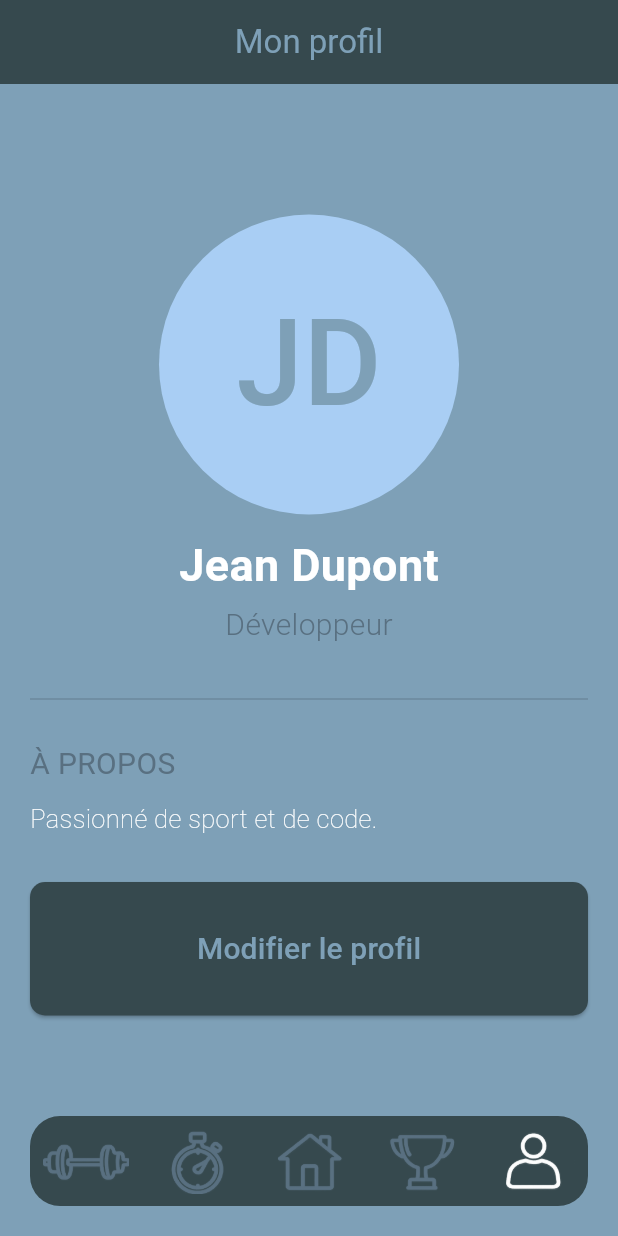
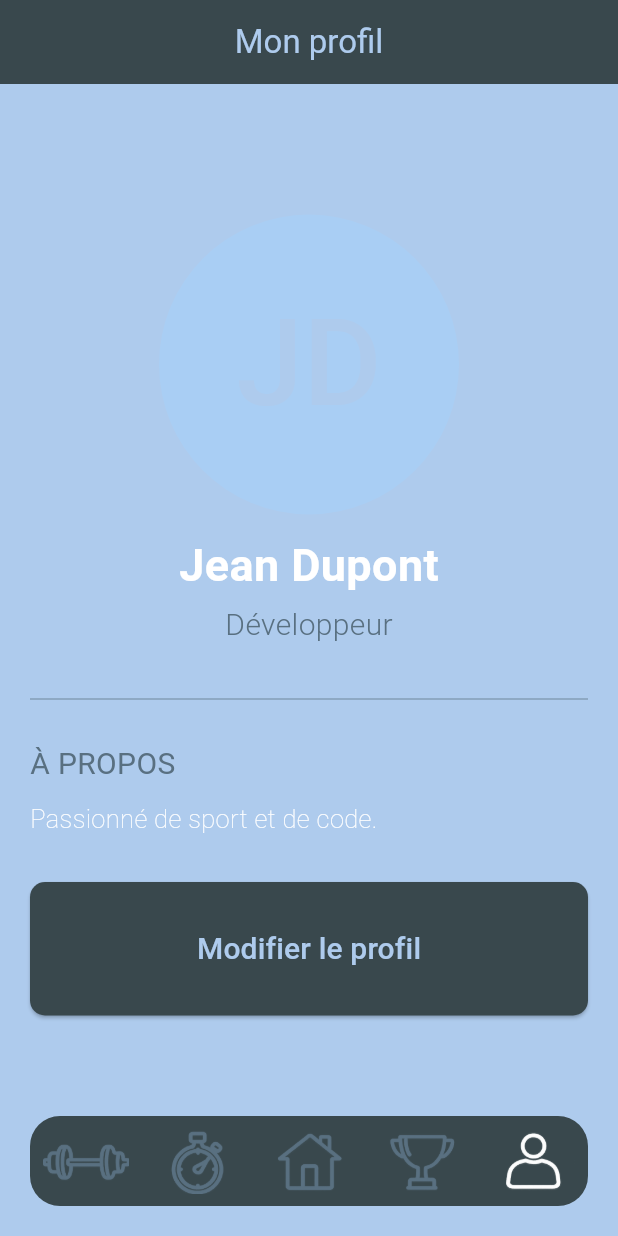
Before and after one commit to Riverboy33/gym_app, a Flutter app: the screen it shows after launch, on a phone screen of 412 x 824 dp. Run offline on Flutter 3.47's test engine with Material 3 defaults, Android fonts, the phone set to English and light mode, and no system bars.

Commit message:
feat: change colors

```diff
--- a/lib/utils/app_colors.dart
+++ b/lib/utils/app_colors.dart
@@ -1,9 +1,9 @@
 import 'package:flutter/material.dart';
 
 class AppColors {
-  static const Color button = Color.fromARGB(255, 54, 73, 78);
+  static const Color button = Color.fromARGB(255, 57, 72, 77);
   static const Color backgroundSecondary = Color.fromARGB(255, 169, 206, 244);
   static const Color text = Colors.white;
   static const Color textSecondary = Color.fromARGB(255, 89, 112, 129);
-  static const Color background = Color.fromARGB(255, 126, 160, 183);
+  static const Color background = Color.fromARGB(255, 174, 203, 237);
 }
```
